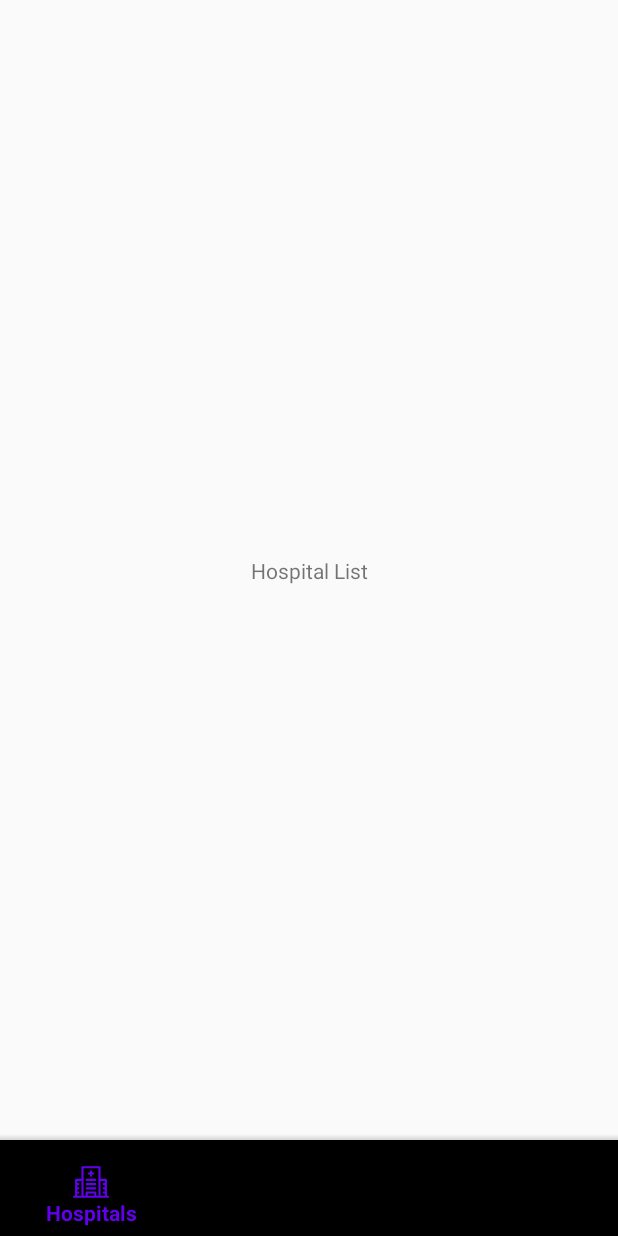
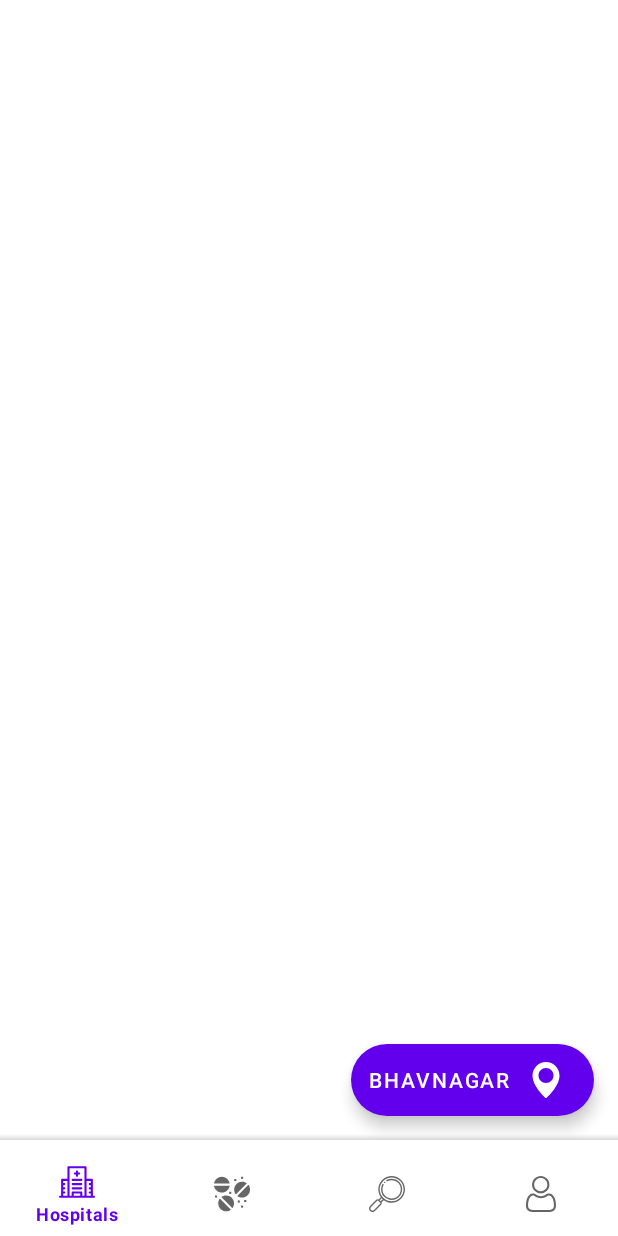
Before and after one commit to UmangGoti/GetYourDoctor, an Android app: the screen it shows after launch (HomeActivity), on a phone screen of 412 x 824 dp. Run offline under Robolectric (Android 15) with nearby library versions, the phone set to English and light mode, and no system bars; our stand-ins replace Firebase (no records; nobody signed in at launch, a user with empty details on screens opened directly); Roboto replaces fonts that are not available here.

Commit message:
HospitalList View Added

```diff
--- a/app/build.gradle
+++ b/app/build.gradle
@@ -38,6 +38,6 @@ dependencies {
     androidTestImplementation 'androidx.test.espresso:espresso-core:3.2.0'
 
 
-    implementation 'com.google.android.material:material:1.0.0'
+    implementation 'com.google.android.material:material:1.3.0-alpha04'
 
 }
--- /dev/null
+++ b/app/src/main/java/com/example/getyourdoctor/CityHospitalListMenu.kt
@@ -0,0 +1,72 @@
+package com.example.getyourdoctor
+
+import android.content.Intent
+import android.os.Bundle
+import android.util.Log
+import android.view.LayoutInflater
+import android.view.View
+import android.view.ViewGroup
+import androidx.fragment.app.Fragment
+import androidx.recyclerview.widget.LinearLayoutManager
+import androidx.recyclerview.widget.RecyclerView
+import com.example.getyourdoctor.adapter.HospitalAdapter
+import com.example.getyourdoctor.dataclass.HospitalData
+import com.google.firebase.database.*
+import kotlinx.android.synthetic.main.fragment_city_hospital_list_menu.view.*
+import kotlin.collections.ArrayList
+
+
+class CityHospitalListMenu : Fragment() {
+    lateinit var databaseRefrence:DatabaseReference
+    var city:String = "Bhavnagar"
+    lateinit var i:Intent
+    var hospitalDataList: ArrayList<HospitalData>? = null
+    override fun onCreate(savedInstanceState: Bundle?) {
+        super.onCreate(savedInstanceState)
+    }
+
+    override fun onCreateView(
+        inflater: LayoutInflater, container: ViewGroup?,
+        savedInstanceState: Bundle?
+    ): View? {
+        val view: View = inflater.inflate(R.layout.fragment_city_hospital_list_menu, container, false)
+        var recyclerView: RecyclerView = view.findViewById(R.id.hospitalRecycleview)
+        recyclerView.layoutManager = LinearLayoutManager(this.context)
+        hospitalDataList = ArrayList()
+        databaseRefrence = FirebaseDatabase.getInstance("https://getyourdoctor-fc659-default-rtdb.firebaseio.com/").getReference(
+            "/Hospitals/City"
+        ).child(city)
+
+
+        databaseRefrence.addValueEventListener(object : ValueEventListener {
+            override fun onDataChange(p0: DataSnapshot) {
+                hospitalDataList!!.clear()
+                for (datasnapshot: DataSnapshot in p0.children) {
+                    var hospitaldata = datasnapshot.getValue(HospitalData::class.java)
+                    (hospitalDataList as ArrayList<HospitalData>).add(hospitaldata as HospitalData)
+                }
+                val hospitalAdapter = context?.let {
+                    HospitalAdapter(
+                        context = it,
+                        hospitalDataList = hospitalDataList as ArrayList<HospitalData>
+                    )
+                }
+                recyclerView.adapter = hospitalAdapter
+                hospitalAdapter?.notifyDataSetChanged()
+            }
+
+            override fun onCancelled(p0: DatabaseError) {
+                Log.e("ERROR", p0.toString())
+            }
+
+        })
+        databaseRefrence.keepSynced(true)
+        view.locationFab.text = databaseRefrence.key.toString()
+        view.locationFab.setOnClickListener {
+            i = Intent(view.context, CityList::class.java)
+            i.setFlags(Intent.FLAG_ACTIVITY_NEW_TASK)
+            startActivity(i)
+        }
+        return view
+    }
+}
--- a/app/src/main/java/com/example/getyourdoctor/HomeActivity.kt
+++ b/app/src/main/java/com/example/getyourdoctor/HomeActivity.kt
@@ -1,6 +1,5 @@
 package com.example.getyourdoctor
 
-import android.content.Intent
 import androidx.appcompat.app.AppCompatActivity
 import android.os.Bundle
 import android.view.MenuItem
@@ -18,7 +17,7 @@ class HomeActivity : AppCompatActivity(), BottomNavigationView.OnNavigationItemS
     override fun onNavigationItemSelected(item: MenuItem): Boolean {
         when(item.itemId) {
             R.id.hospitalsEnabled -> {
-                supportFragmentManager.beginTransaction().replace(R.id.homeframeLayout,HospitalListMenu()).commit()
+                supportFragmentManager.beginTransaction().replace(R.id.homeframeLayout,CityHospitalListMenu()).commit()
                 return true
             }
             R.id.medicalsDisabled -> {
--- a/app/src/main/java/com/example/getyourdoctor/HospitalListMenu.kt
+++ /dev/null
@@ -1,22 +0,0 @@
-package com.example.getyourdoctor
-
-import android.os.Bundle
-import androidx.fragment.app.Fragment
-import android.view.LayoutInflater
-import android.view.View
-import android.view.ViewGroup
-
-
-class HospitalListMenu : Fragment() {
-    override fun onCreate(savedInstanceState: Bundle?) {
-        super.onCreate(savedInstanceState)
-    }
-
-    override fun onCreateView(
-        inflater: LayoutInflater, container: ViewGroup?,
-        savedInstanceState: Bundle?
-    ): View? {
-        return inflater.inflate(R.layout.fragment_hospital_list_menu, container, false)
-    }
-
-}
--- /dev/null
+++ b/app/src/main/res/drawable/ic_location.xml
@@ -0,0 +1,4 @@
+<vector android:height="24dp" android:viewportHeight="24"
+    android:viewportWidth="24" android:width="24dp" xmlns:android="http://schemas.android.com/apk/res/android">
+    <path android:fillColor="#FFFFFF" android:pathData="m12,0c-4.962,0 -9,4.066 -9,9.065 0,7.103 8.154,14.437 8.501,14.745 0.143,0.127 0.321,0.19 0.499,0.19s0.356,-0.063 0.499,-0.189c0.347,-0.309 8.501,-7.643 8.501,-14.746 0,-4.999 -4.038,-9.065 -9,-9.065zM12,14c-2.757,0 -5,-2.243 -5,-5s2.243,-5 5,-5 5,2.243 5,5 -2.243,5 -5,5z"/>
+</vector>
--- a/app/src/main/res/layout/fragment_hospital_list_menu.xml
+++ b/app/src/main/res/layout/activity_city_list.xml
@@ -4,15 +4,13 @@
     xmlns:tools="http://schemas.android.com/tools"
     android:layout_width="match_parent"
     android:layout_height="match_parent"
-    tools:context=".HospitalListMenu">
-
-    <TextView
-        android:layout_width="wrap_content"
-        android:layout_height="wrap_content"
-        android:text="Hospital List"
-        app:layout_constraintBottom_toBottomOf="parent"
+    tools:context=".CityList">
+    <androidx.recyclerview.widget.RecyclerView
+        android:id="@+id/cityRecycleview"
+        android:layout_width="match_parent"
+        android:layout_height="match_parent"
         app:layout_constraintEnd_toEndOf="parent"
+        app:layout_constraintHorizontal_bias="0.0"
         app:layout_constraintStart_toStartOf="parent"
         app:layout_constraintTop_toTopOf="parent" />
-
 </androidx.constraintlayout.widget.ConstraintLayout>
--- /dev/null
+++ b/app/src/main/res/layout/fragment_city_hospital_list_menu.xml
@@ -0,0 +1,30 @@
+<?xml version="1.0" encoding="utf-8"?>
+<androidx.constraintlayout.widget.ConstraintLayout xmlns:android="http://schemas.android.com/apk/res/android"
+    xmlns:app="http://schemas.android.com/apk/res-auto"
+    xmlns:tools="http://schemas.android.com/tools"
+    android:layout_width="match_parent"
+    android:layout_height="match_parent"
+    tools:context=".CityHospitalListMenu">
+
+    <com.google.android.material.floatingactionbutton.ExtendedFloatingActionButton
+        android:id="@+id/locationFab"
+        android:layout_width="wrap_content"
+        android:layout_height="wrap_content"
+        android:layout_marginEnd="@dimen/fab_margin"
+        android:layout_marginBottom="@dimen/fab_margin"
+        android:drawableRight="@drawable/ic_location"
+        android:textColor="@color/white"
+        app:backgroundTint="@color/colorPrimary"
+        app:layout_constraintBottom_toBottomOf="parent"
+        app:layout_constraintEnd_toEndOf="parent" />
+
+    <androidx.recyclerview.widget.RecyclerView
+        android:id="@+id/hospitalRecycleview"
+        android:layout_width="match_parent"
+        android:layout_height="match_parent"
+        app:layout_constraintEnd_toEndOf="parent"
+        app:layout_constraintHorizontal_bias="0.0"
+        app:layout_constraintStart_toStartOf="parent"
+        app:layout_constraintTop_toTopOf="parent" />
+
+</androidx.constraintlayout.widget.ConstraintLayout>
--- a/app/src/main/res/values/colors.xml
+++ b/app/src/main/res/values/colors.xml
@@ -6,4 +6,5 @@
     <color name="black">#000000</color>
     <color name="white">#FFFFFF</color>
     <color name="red">#FF0000</color>
+    <color name="green">#00FF00</color>
 </resources>
--- a/app/src/main/res/values/dimes.xml
+++ b/app/src/main/res/values/dimes.xml
@@ -2,4 +2,7 @@
 <resources>
     <dimen name="app_name_dime">30sp</dimen>
     <dimen name="bottom_navigation_margin">8dp</dimen>
+    <dimen name="fab_margin">16dp</dimen>
+    <dimen name="text_size_of_label">18dp</dimen>
+    <dimen name="text_size_of_hospital_label">30dp</dimen>
 </resources>
--- a/app/src/main/res/values/styles.xml
+++ b/app/src/main/res/values/styles.xml
@@ -1,6 +1,6 @@
 <resources>
     <!-- Base application theme. -->
-    <style name="AppTheme" parent="Theme.AppCompat.Light.NoActionBar">
+    <style name="AppTheme" parent="Theme.MaterialComponents.DayNight.NoActionBar">
         <!-- Customize your theme here. -->
         <item name="colorPrimary">@color/colorPrimary</item>
         <item name="colorPrimaryDark">@color/black</item>
```
Also changed, not shown: app/src/main/AndroidManifest.xml (+12 -6 lines), app/src/main/java/com/example/getyourdoctor/CityList.kt (added, +53 -0 lines), app/src/main/java/com/example/getyourdoctor/SplashActivity.kt (+0 -7 lines), app/src/main/java/com/example/getyourdoctor/adapter/CityAdapter.kt (added, +48 -0 lines), app/src/main/java/com/example/getyourdoctor/adapter/HospitalAdapter.kt (added, +62 -0 lines), app/src/main/java/com/example/getyourdoctor/dataclass/HospitalData.kt (added, +49 -0 lines), app/src/main/res/drawable/ic_time_icon.xml (added, +13 -0 lines), app/src/main/res/drawable/recyclerview_devider.xml (added, +8 -0 lines), app/src/main/res/layout/city_info.xml (added, +14 -0 lines), app/src/main/res/layout/hospital_info.xml (+42 -7 lines).
